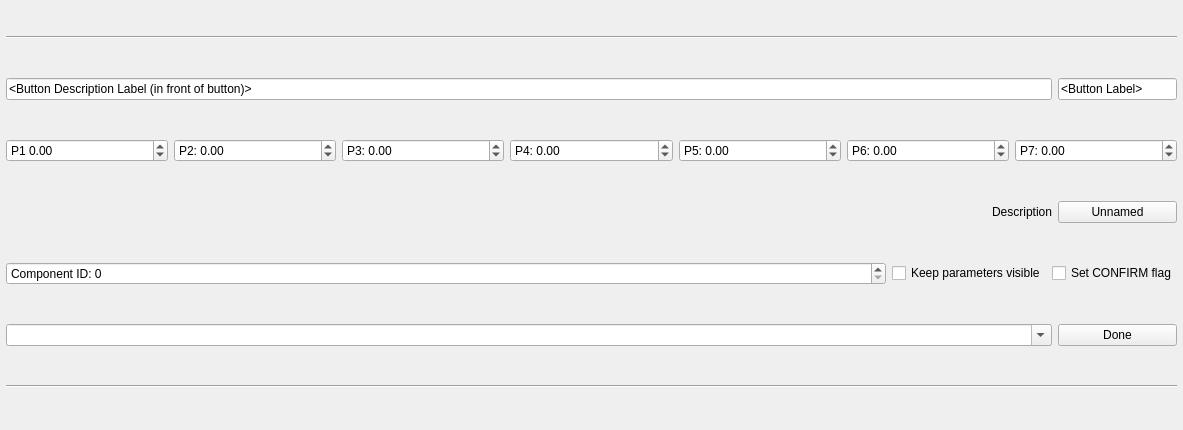
This is src/ui/designer/QGCCommandButton.ui in mavlink/qgroundcontrol as Qt 5 draws it before an edit. The edited form follows.
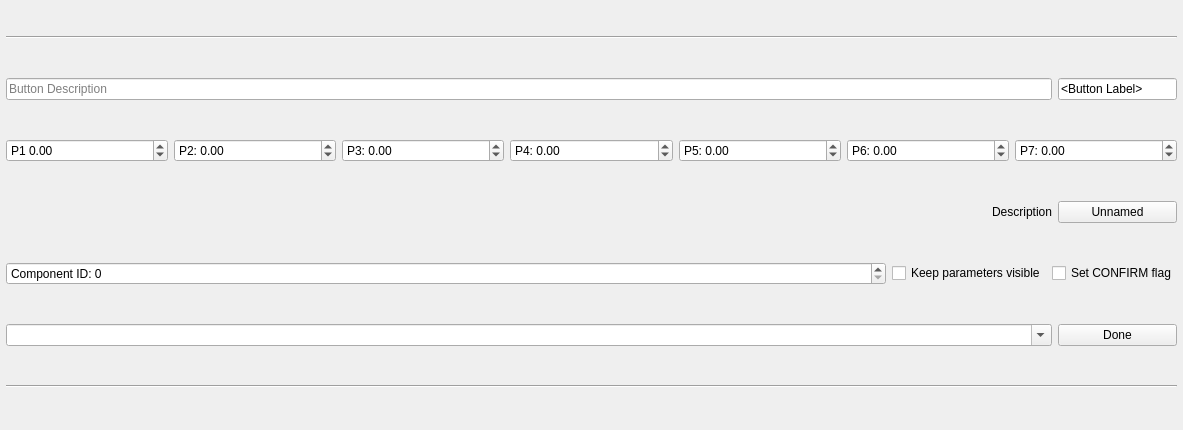
This is the edited form.

```diff
--- a/src/ui/designer/QGCCommandButton.ui
+++ b/src/ui/designer/QGCCommandButton.ui
@@ -49,8 +49,8 @@
    </item>
    <item row="2" column="0" colspan="3">
     <widget class="QLineEdit" name="editNameLabel">
-     <property name="text">
-      <string>&lt;Button Description Label (in front of button)&gt;</string>
+     <property name="placeholderText">
+      <string>Button Description</string>
      </property>
     </widget>
    </item>
```
